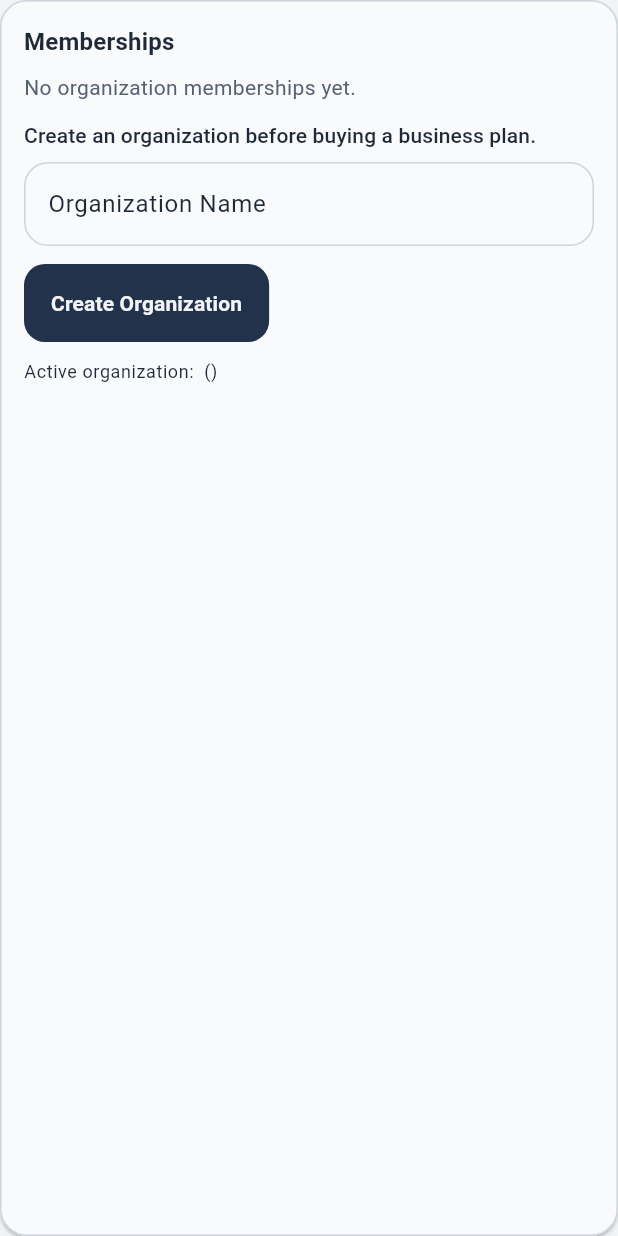
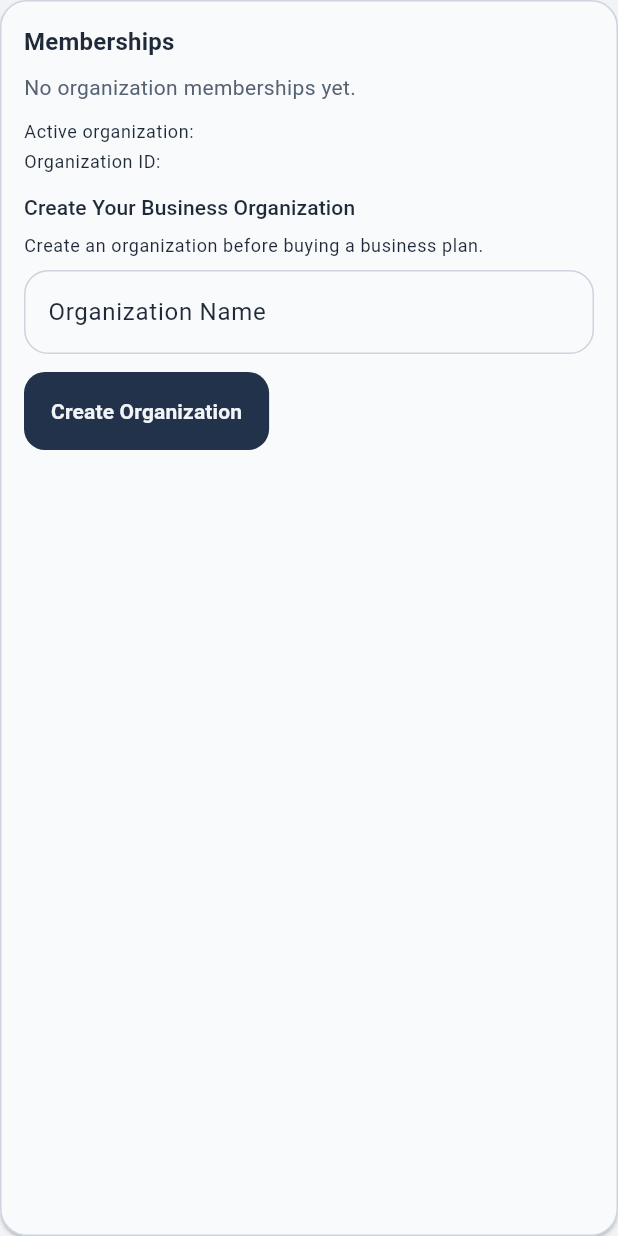
Before and after one commit to Demigodofa/material-guardian-mobile, a Flutter app: the _MembershipsCard widget shown alone on an empty page, opened directly with empty values, on a phone screen of 412 x 824 dp. Run offline on Flutter 3.47's test engine with Material 3 defaults, Android fonts, the phone set to English and light mode, and no system bars; our stand-ins replace camera, file_picker, image_picker, in_app_purchase, open_filex, pdf and 2 more; missing offline and left inert: in_app_purchase_android; accounts and stored records are empty; network calls fail.

Commit message:
Polish account and billing release UX

```diff
--- a/lib/screens/account_screen.dart
+++ b/lib/screens/account_screen.dart
@@ -1,3 +1,4 @@
+import 'package:flutter/foundation.dart';
 import 'package:flutter/material.dart';
 
 import '../app/material_guardian_state.dart';
@@ -72,8 +73,10 @@ class _AccountScreenState extends State<AccountScreen> {
               keyboardDismissBehavior: ScrollViewKeyboardDismissBehavior.onDrag,
               padding: const EdgeInsets.fromLTRB(16, 16, 16, 28),
               children: [
-                _BackendStatusCard(appState: appState),
-                const SizedBox(height: 16),
+                if (!kReleaseMode) ...[
+                  _BackendStatusCard(appState: appState),
+                  const SizedBox(height: 16),
+                ],
                 if (appState.backendAccountError != null &&
                     appState.backendAccountError!.trim().isNotEmpty) ...[
                   _ErrorCard(message: appState.backendAccountError!),
@@ -136,14 +139,28 @@ class _AccountScreenState extends State<AccountScreen> {
                     organizationIdController: _redeemOrganizationIdController,
                     codeController: _redeemCodeController,
                     isBusy: appState.isAuthenticatingBackend,
-                    onCreateOrganization: () =>
-                        appState.createOrganization(
-                          name: _organizationNameController.text,
-                        ),
-                    onRedeem: () => appState.redeemOrganizationAccess(
-                      organizationId: _redeemOrganizationIdController.text,
-                      code: _redeemCodeController.text,
-                    ),
+                    onCreateOrganization: () async {
+                      await appState.createOrganization(
+                        name: _organizationNameController.text,
+                      );
+                      if (!context.mounted ||
+                          appState.backendAccountError != null) {
+                        return;
+                      }
+                      _organizationNameController.clear();
+                    },
+                    onRedeem: () async {
+                      await appState.redeemOrganizationAccess(
+                        organizationId: _redeemOrganizationIdController.text,
+                        code: _redeemCodeController.text,
+                      );
+                      if (!context.mounted ||
+                          appState.backendAccountError != null) {
+                        return;
+                      }
+                      _redeemOrganizationIdController.clear();
+                      _redeemCodeController.clear();
+                    },
                   ),
                   const SizedBox(height: 16),
                   _BillingCard(
@@ -495,6 +512,16 @@ class _MembershipsCard extends StatelessWidget {
   @override
   Widget build(BuildContext context) {
     final pendingMemberships = memberships.where((item) => !item.isAccepted);
+    final hasMemberships = memberships.isNotEmpty;
+    final createOrganizationHeading = hasMemberships
+        ? 'Create Another Organization'
+        : 'Create Your Business Organization';
+    final createOrganizationButtonLabel = hasMemberships
+        ? 'Create Another Organization'
+        : 'Create Organization';
+    final createOrganizationHelp = hasMemberships
+        ? 'Use another organization if you need a separate company workspace or a different business subscription.'
+        : 'Create an organization before buying a business plan.';
     return Card(
       child: Padding(
         padding: const EdgeInsets.all(16),
@@ -503,28 +530,11 @@ class _MembershipsCard extends StatelessWidget {
           children: [
             Text('Memberships', style: Theme.of(context).textTheme.titleMedium),
             const SizedBox(height: 8),
-            if (memberships.isEmpty)
+            if (!hasMemberships)
               Column(
                 crossAxisAlignment: CrossAxisAlignment.start,
                 children: [
                   const Text('No organization memberships yet.'),
-                  const SizedBox(height: 12),
-                  Text(
-                    'Create an organization before buying a business plan.',
-                    style: Theme.of(context).textTheme.titleSmall,
-                  ),
-                  const SizedBox(height: 8),
-                  TextField(
-                    controller: organizationNameController,
-                    decoration: const InputDecoration(
-                      labelText: 'Organization Name',
-                    ),
-                  ),
-                  const SizedBox(height: 12),
-                  FilledButton(
-                    onPressed: isBusy ? null : onCreateOrganization,
-                    child: const Text('Create Organization'),
-                  ),
                 ],
               )
             else
@@ -541,15 +551,47 @@ class _MembershipsCard extends StatelessWidget {
             if (activeOrganization != null) ...[
               const SizedBox(height: 12),
               Text(
-                'Active organization: ${activeOrganization!.name} (${activeOrganization!.id})',
+                'Active organization: ${activeOrganization!.name}',
+                style: Theme.of(context).textTheme.bodySmall,
+              ),
+              const SizedBox(height: 4),
+              SelectableText(
+                'Organization ID: ${activeOrganization!.id}',
                 style: Theme.of(context).textTheme.bodySmall,
               ),
             ],
+            const SizedBox(height: 12),
+            Text(
+              createOrganizationHeading,
+              style: Theme.of(context).textTheme.titleSmall,
+            ),
+            const SizedBox(height: 8),
+            Text(
+              createOrganizationHelp,
+              style: Theme.of(context).textTheme.bodySmall,
+            ),
+            const SizedBox(height: 8),
+            TextField(
+              controller: organizationNameController,
+              decoration: const InputDecoration(
+                labelText: 'Organization Name',
+              ),
+            ),
+            const SizedBox(height: 12),
+            FilledButton(
+              onPressed: isBusy ? null : onCreateOrganization,
+              child: Text(createOrganizationButtonLabel),
+            ),
             if (pendingMemberships.isNotEmpty) ...[
               const SizedBox(height: 12),
               Text(
                 'Redeem Organization Access Code',
                 style: Theme.of(context).textTheme.titleSmall,
+              ),
+              const SizedBox(height: 4),
+              Text(
+                'Use the organization ID and access code from the invite email.',
+                style: Theme.of(context).textTheme.bodySmall,
               ),
               const SizedBox(height: 8),
               TextField(
@@ -654,19 +696,16 @@ class _BillingCard extends StatelessWidget {
             if (purchaseStatusMessage != null &&
                 purchaseStatusMessage!.trim().isNotEmpty) ...[
               const SizedBox(height: 10),
-              Text(purchaseStatusMessage!),
+              _StatusCard(message: purchaseStatusMessage!),
             ],
             if (purchaseError != null && purchaseError!.trim().isNotEmpty) ...[
               const SizedBox(height: 10),
-              Text(
-                purchaseError!,
-                style: TextStyle(color: Theme.of(context).colorScheme.error),
-              ),
+              _InlineErrorMessage(message: purchaseError!),
             ],
             if (storeCatalogError != null &&
                 storeCatalogError!.trim().isNotEmpty) ...[
               const SizedBox(height: 10),
-              Text('Store error: $storeCatalogError'),
+              _InlineErrorMessage(message: 'Store error: $storeCatalogError'),
             ],
             if (missingStoreProductIds.isNotEmpty) ...[
               const SizedBox(height: 10),
@@ -729,7 +768,7 @@ class _PlanTile extends StatelessWidget {
       (_, _, _, _, true) => 'Purchase in progress',
       (_, true, false, _, _) => 'Create an organization first for business checkout',
       (false, _, _, false, _) => 'Store is unavailable on this build/device',
-      (false, _, _, true, _) => 'Play product details have not loaded yet',
+      (false, _, _, true, _) => 'Tap Load Plans to pull the current Play product details',
       _ => null,
     };
 
@@ -905,3 +944,40 @@ class _ErrorCard extends StatelessWidget {
     );
   }
 }
+
+class _StatusCard extends StatelessWidget {
+  const _StatusCard({required this.message});
+
+  final String message;
+
+  @override
+  Widget build(BuildContext context) {
+    final colorScheme = Theme.of(context).colorScheme;
+    return Card(
+      color: colorScheme.secondaryContainer,
+      margin: EdgeInsets.zero,
+      child: Padding(
+        padding: const EdgeInsets.all(12),
+        child: Text(
+          message,
+          style: TextStyle(color: colorScheme.onSecondaryContainer),
+        ),
+      ),
+    );
+  }
+}
+
+class _InlineErrorMessage extends StatelessWidget {
+  const _InlineErrorMessage({required this.message});
+
+  final String message;
+
+  @override
+  Widget build(BuildContext context) {
+    final colorScheme = Theme.of(context).colorScheme;
+    return Text(
+      message,
+      style: TextStyle(color: colorScheme.error),
+    );
+  }
+}
--- a/pubspec.yaml
+++ b/pubspec.yaml
@@ -1,7 +1,7 @@
 name: material_guardian_mobile
 description: "Shared Material Guardian mobile client."
 publish_to: 'none'
-version: 1.0.6+7
+version: 1.0.7+8
 
 environment:
   sdk: ^3.11.4
```
Also changed, not shown: 1 other file.
